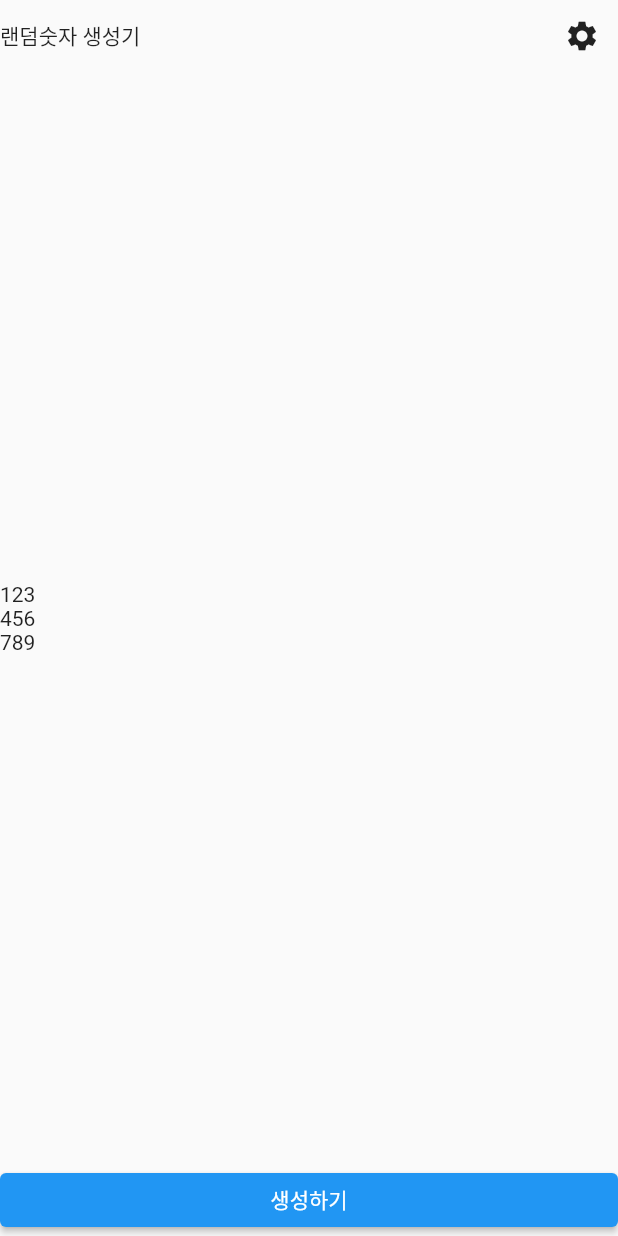
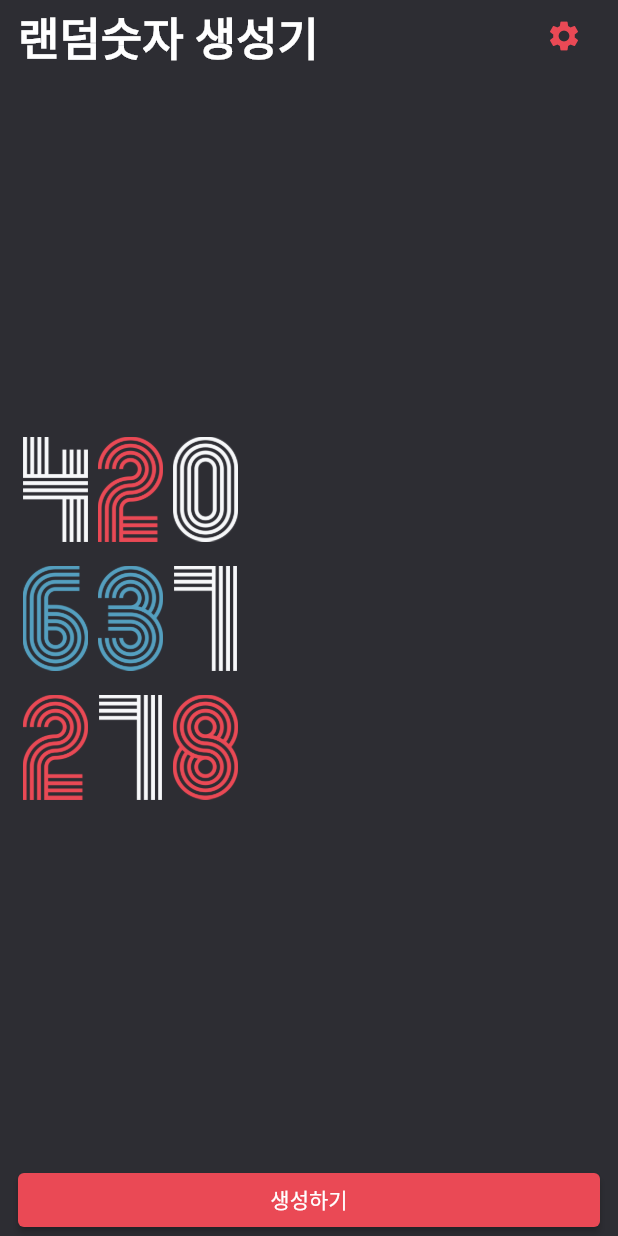
Before and after one commit to so0ng0970/random_number, a Flutter app: the screen it shows after launch, after a tap on "생성하기", on a phone screen of 412 x 824 dp. Run offline on Flutter 3.47's test engine with Material 2 defaults, Android fonts, the phone set to English and light mode, and no system bars.

Commit message:
color,randomNumber

```diff
--- /dev/null
+++ b/lib/constant/color.dart
@@ -0,0 +1,5 @@
+import 'package:flutter/material.dart';
+
+const Color PRIMARY_COLOR = Color(0xFF2D2D33);
+const Color RED_COLOR = Color(0xFFEA4955);
+const Color BLUE_COLOR = Color(0xFF549FBF);
--- a/lib/screen/home_screen.dart
+++ b/lib/screen/home_screen.dart
@@ -1,4 +1,7 @@
+import 'dart:math';
+
 import 'package:flutter/material.dart';
+import 'package:random_number/constant/color.dart';
 
 class HomeScreen extends StatefulWidget {
   const HomeScreen({super.key});
@@ -8,44 +11,87 @@ class HomeScreen extends StatefulWidget {
 }
 
 class _HomeScreenState extends State<HomeScreen> {
+  List<int> randomNumbers = [123, 456, 789];
   @override
   Widget build(BuildContext context) {
     return Scaffold(
+      backgroundColor: PRIMARY_COLOR,
       body: SafeArea(
         bottom: false,
+        child: Padding(
+          padding: const EdgeInsets.symmetric(horizontal: 12.0),
           child: Column(
             crossAxisAlignment: CrossAxisAlignment.start,
             children: [
               Row(
                 mainAxisAlignment: MainAxisAlignment.spaceBetween,
                 children: [
-                const Text('랜덤숫자 생성기'),
+                  const Text(
+                    '랜덤숫자 생성기',
+                    style: TextStyle(
+                        color: Colors.white,
+                        fontSize: 30.0,
+                        fontWeight: FontWeight.w700),
+                  ),
                   IconButton(
                     onPressed: () {},
-                  icon: const Icon(Icons.settings),
+                    icon: const Icon(
+                      Icons.settings,
+                      color: RED_COLOR,
+                    ),
                   )
                 ],
               ),
               Expanded(
                 child: Column(
                     mainAxisAlignment: MainAxisAlignment.center,
-                children: const [
-                  Text('123'),
-                  Text('456'),
-                  Text('789'),
-                ],
+                    children: randomNumbers
+                        .asMap()
+                        .entries
+                        .map((e) => Padding(
+                              padding: EdgeInsets.only(
+                                bottom: e.key == 2 ? 0 : 16.0,
                               ),
+                              child: Row(
+                                children: e.value
+                                    .toString()
+                                    .split('')
+                                    .map((x) => Image.asset(
+                                          'asset/img/$x.png',
+                                          height: 70.0,
+                                          width: 50.0,
+                                        ))
+                                    .toList(),
+                              ),
+                            ))
+                        .toList()),
               ),
               SizedBox(
                 width: double.infinity,
                 child: ElevatedButton(
-                onPressed: () {},
+                  style: ElevatedButton.styleFrom(
+                    backgroundColor: RED_COLOR,
+                  ),
+                  onPressed: () {
+                    final rand = Random();
+                    final Set<int> newNumbers = {};
+                    while (newNumbers.length != 3) {
+                      final number = rand.nextInt(1000);
+                      newNumbers.add(number);
+                    }
+
+                    setState(() {
+                      randomNumbers = newNumbers.toList();
+                    });
+                    print(newNumbers);
+                  },
                   child: const Text('생성하기'),
                 ),
               ),
             ],
           ),
         ),
+      ),
     );
   }
 }
```
Lines whose indentation alone changed are shown as unchanged.
